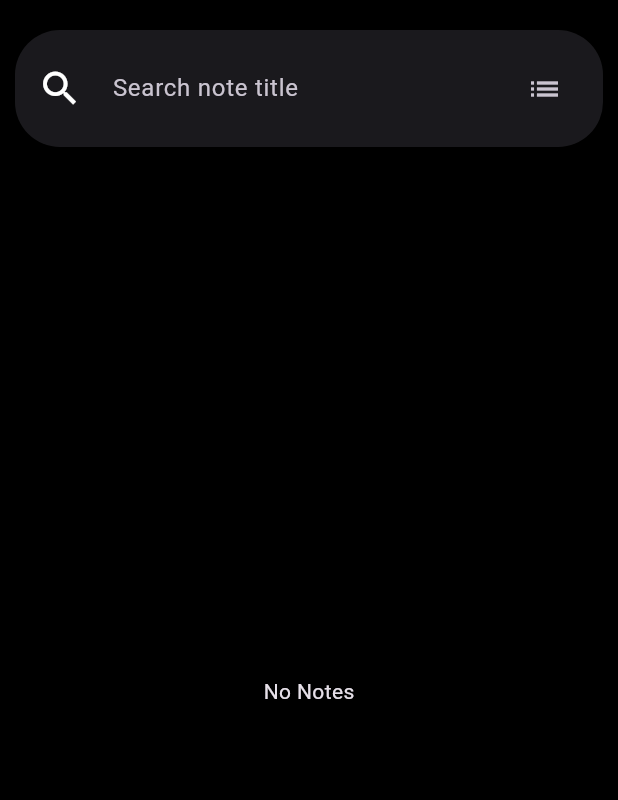
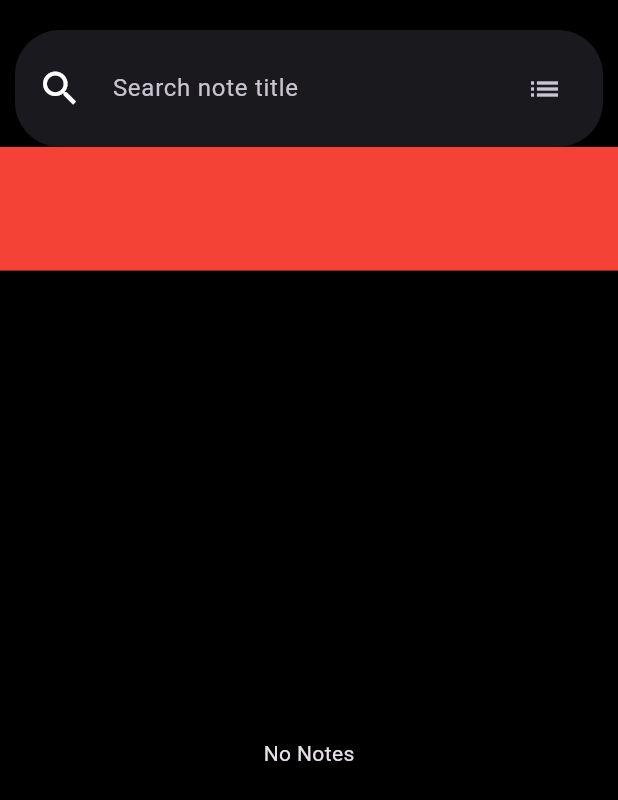
Before and after one commit to Kavarera/NoteApp-CleanArch-GETX, a Flutter app: the screen it shows after launch, after a tap on the "grid view" icon, on a phone screen of 412 x 824 dp. Shown: the top 800 px of the screen. Run offline on Flutter 3.47's test engine with Material 3 defaults, Android fonts, the phone set to English and light mode, and no system bars; our stand-ins replace dartz, get, google_fonts, sqflite; accounts and stored records are empty.

Commit message:
fixing clean arch structure

```diff
--- a/lib/features/note_app/data/models/category_model.dart
+++ b/lib/features/note_app/data/models/category_model.dart
@@ -10,6 +10,10 @@ class CategoryModel extends CategoryEntity {
     );
   }
 
+  CategoryEntity toEntity() {
+    return CategoryEntity(id: id, name: name);
+  }
+
   Map<String, dynamic> toJson() {
     return {
       'id': id,
--- a/lib/features/note_app/data/models/note_model.dart
+++ b/lib/features/note_app/data/models/note_model.dart
@@ -18,4 +18,8 @@ class NoteModel extends NoteEntity {
       'content': content,
     };
   }
+
+  NoteEntity toEntity() {
+    return NoteEntity(id: id, title: title, content: content);
+  }
 }
--- a/lib/features/note_app/data/repositories/category_repository_impl.dart
+++ b/lib/features/note_app/data/repositories/category_repository_impl.dart
@@ -25,7 +25,9 @@ class CategoryRepositoryImpl implements CategoryRepository {
   Future<Either<Failure, List<CategoryEntity>>> getCategories() async {
     try {
       final categories = await localDataSource.getCategories();
-      return Right(categories);
+      return Right(
+        categories.map((e) => e.toEntity()).toList(),
+      );
     } catch (e) {
       return Left(CacheFailure(e.toString()));
     }
--- a/lib/features/note_app/data/repositories/note_repository_impl.dart
+++ b/lib/features/note_app/data/repositories/note_repository_impl.dart
@@ -11,10 +11,10 @@ class NoteRepositoryImpl implements NoteRepository {
   NoteRepositoryImpl({required this.localDataSource});
 
   @override
-  Future<Either<Failure, List<NoteModel>>> getNotes() async {
+  Future<Either<Failure, List<NoteEntity>>> getNotes() async {
     try {
       final notes = await localDataSource.getNotes();
-      return Right(notes);
+      return Right(notes.map((e) => e.toEntity()).toList());
     } catch (e) {
       return Left(CacheFailure(e.toString()));
     }
--- a/lib/features/note_app/domain/usecases/get_all_notes.dart
+++ b/lib/features/note_app/domain/usecases/get_all_notes.dart
@@ -1,3 +1,5 @@
+import 'dart:developer';
+
 import 'package:dartz/dartz.dart';
 import 'package:noteapp/core/errors/failure.dart';
 import 'package:noteapp/features/note_app/domain/entities/note_entity.dart';
@@ -9,6 +11,8 @@ class GetAllNotesUseCase {
   GetAllNotesUseCase({required this.noteRepository});
 
   Future<Either<Failure, List<NoteEntity>>> call() async {
+    var data = await noteRepository.getNotes();
+    log("GEtAllNotesUseCase: ${data.runtimeType.toString()}");
     return await noteRepository.getNotes();
   }
 }
--- a/lib/features/note_app/presentation/home/controllers/home_controller.dart
+++ b/lib/features/note_app/presentation/home/controllers/home_controller.dart
@@ -1,9 +1,9 @@
 import 'dart:developer';
 
 import 'package:dartz/dartz.dart';
-import 'package:flutter/src/widgets/framework.dart';
 import 'package:get/get.dart';
 import 'package:noteapp/core/errors/failure.dart';
+import 'package:noteapp/features/note_app/domain/entities/category_entity.dart';
 import 'package:noteapp/features/note_app/domain/usecases/get_all_category_usecase.dart';
 
 import '../../../domain/usecases/get_all_notes.dart';
@@ -14,6 +14,7 @@ class HomeController extends GetxController {
   final GetAllCategoriesUseCase getAllCategoriesUseCase;
 
   var notes = <NoteEntity>[].obs;
+  var categories = <CategoryEntity>[].obs;
   var isGrid = true.obs;
 
   HomeController(
@@ -24,10 +25,17 @@ class HomeController extends GetxController {
   void onReady() async {
     super.onReady();
     final data = await getAllNotesUseCase.call();
-    getAllNotes(data);
+    final c = await getAllCategoriesUseCase.call();
+    getAllData(data, c);
   }
 
-  void getAllNotes(Either<Failure, List<NoteEntity>> data) {
+  void getAllData(Either<Failure, List<NoteEntity>> data,
+      Either<Failure, List<CategoryEntity>> c) {
+    _getAllNotes(data);
+    _getAllCategories(c);
+  }
+
+  void _getAllNotes(Either<Failure, List<NoteEntity>> data) {
     data.fold(
       (failure) {
         Get.snackbar(
@@ -41,6 +49,27 @@ class HomeController extends GetxController {
       },
       (data) {
         notes.value = data;
+        log(notes.value.runtimeType.toString());
+      },
+    );
+  }
+
+  void _getAllCategories(Either<Failure, List<CategoryEntity>> c) {
+    c.fold(
+      (failure) {
+        Get.snackbar(
+          "Error",
+          failure.message,
+          snackPosition: SnackPosition.BOTTOM,
+          backgroundColor: Get.theme.snackBarTheme.backgroundColor,
+          colorText: Get.theme.snackBarTheme.actionTextColor,
+        );
+        log("${failure.message} Error: ${failure.runtimeType}");
+      },
+      (c) {
+        categories.value = c;
+        categories.add(CategoryEntity(id: -1, name: "Add Category"));
+        log(categories.value.runtimeType.toString());
       },
     );
   }
--- a/lib/features/note_app/presentation/home/pages/home_page.dart
+++ b/lib/features/note_app/presentation/home/pages/home_page.dart
@@ -23,7 +23,10 @@ class HomePage extends GetView<HomeController> {
             CustomAppbar(controller: controller),
 
             //Category List
-
+            Container(
+              height: MediaQuery.of(context).size.height * 0.1,
+              color: Colors.red,
+            ),
             Expanded(
               child: Container(
                 child: Obx(
```
